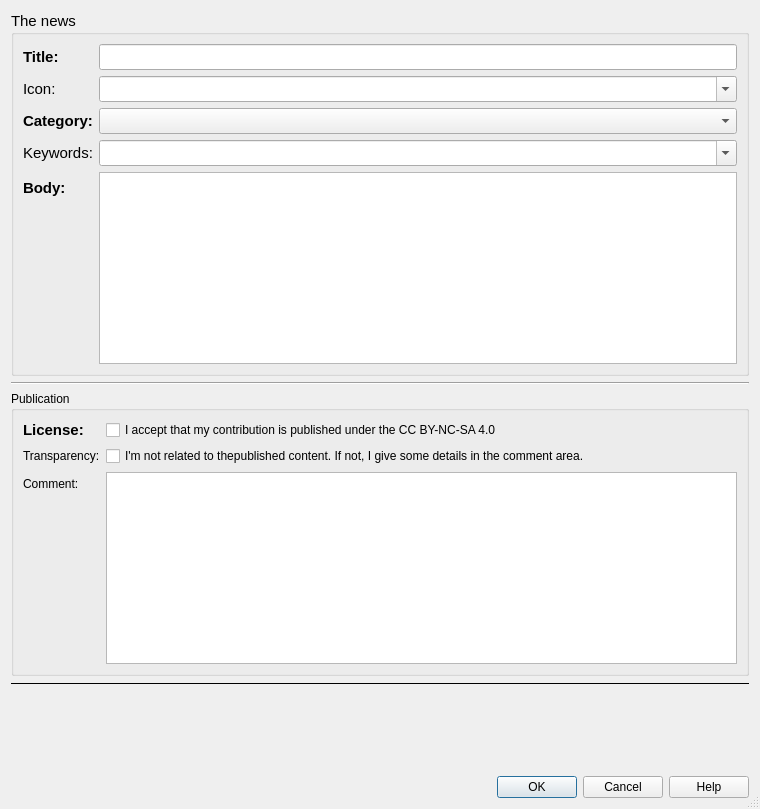
First picture: the form in qtribu/gui/form_rdp_news.ui, repository geotribu/qtribu, before the edit.
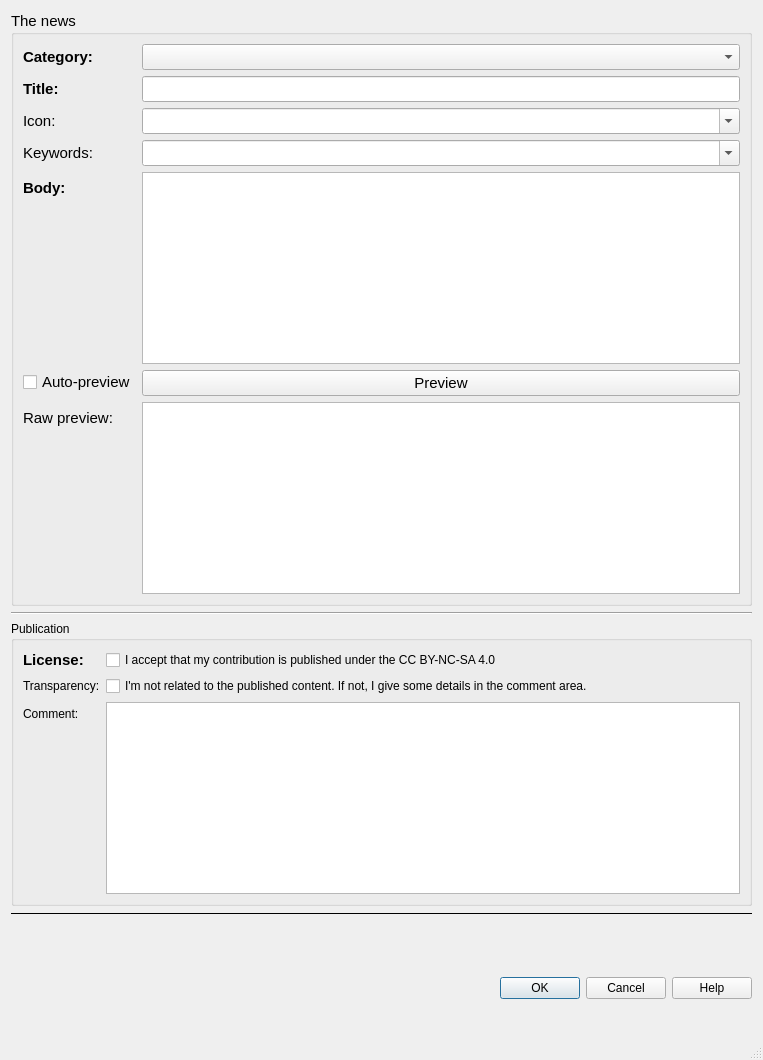
Second picture: the form after the edit. Custom widgets are drawn as their Qt base class.

Commit message: Add preview area

Diff of the .ui file:
```diff
--- a/qtribu/gui/form_rdp_news.ui
+++ b/qtribu/gui/form_rdp_news.ui
@@ -6,13 +6,16 @@
    <rect>
     <x>0</x>
     <y>0</y>
-    <width>760</width>
-    <height>809</height>
+    <width>763</width>
+    <height>1060</height>
    </rect>
   </property>
   <property name="windowTitle">
    <string>GeoRDP - News Form</string>
   </property>
+  <property name="windowOpacity">
+   <double>0.900000000000000</double>
+  </property>
   <property name="locale">
    <locale language="English" country="UnitedStates"/>
   </property>
@@ -37,7 +40,7 @@
       <bool>false</bool>
      </property>
      <layout class="QFormLayout" name="formLayout_3">
-      <item row="0" column="0">
+      <item row="1" column="0">
        <widget class="QLabel" name="lbl_title">
         <property name="font">
          <font>
@@ -54,55 +57,38 @@
         </property>
        </widget>
       </item>
-      <item row="0" column="1">
+      <item row="1" column="1">
        <widget class="QLineEdit" name="lne_title"/>
       </item>
-      <item row="2" column="0">
+      <item row="3" column="0">
        <widget class="QLabel" name="lbl_icon">
         <property name="text">
          <string>Icon:</string>
         </property>
        </widget>
       </item>
-      <item row="2" column="1">
-       <widget class="QComboBox" name="cbb_icon">
-        <property name="editable">
-         <bool>true</bool>
-        </property>
-       </widget>
-      </item>
-      <item row="3" column="0">
-       <widget class="QLabel" name="lbl_category">
-        <property name="font">
-         <font>
-          <pointsize>11</pointsize>
-          <weight>75</weight>
-          <bold>true</bold>
-         </font>
-        </property>
-        <property name="text">
-         <string>Category:</string>
-        </property>
-       </widget>
-      </item>
       <item row="3" column="1">
-       <widget class="QComboBox" name="cbb_category"/>
+       <widget class="QComboBox" name="cbb_icon">
+        <property name="editable">
+         <bool>true</bool>
+        </property>
+       </widget>
       </item>
-      <item row="5" column="0">
+      <item row="6" column="0">
        <widget class="QLabel" name="lbl_keywords">
         <property name="text">
          <string>Keywords:</string>
         </property>
        </widget>
       </item>
-      <item row="5" column="1">
+      <item row="6" column="1">
        <widget class="QComboBox" name="cbb_tags">
         <property name="editable">
          <bool>true</bool>
         </property>
        </widget>
       </item>
-      <item row="6" column="0">
+      <item row="7" column="0">
        <widget class="QLabel" name="lbl_body">
         <property name="font">
          <font>
@@ -116,19 +102,110 @@
         </property>
        </widget>
       </item>
-      <item row="6" column="1">
-       <widget class="QPlainTextEdit" name="txt_body">
+      <item row="8" column="1">
+       <widget class="QPushButton" name="btn_preview">
+        <property name="text">
+         <string>Preview</string>
+        </property>
+        <property name="autoDefault">
+         <bool>true</bool>
+        </property>
+        <property name="flat">
+         <bool>false</bool>
+        </property>
+       </widget>
+      </item>
+      <item row="9" column="1">
+       <widget class="QTextEdit" name="txt_preview">
         <property name="cursor" stdset="0">
          <cursorShape>IBeamCursor</cursorShape>
         </property>
+        <property name="focusPolicy">
+         <enum>Qt::NoFocus</enum>
+        </property>
+        <property name="acceptDrops">
+         <bool>false</bool>
+        </property>
+        <property name="autoFillBackground">
+         <bool>true</bool>
+        </property>
         <property name="frameShape">
          <enum>QFrame::StyledPanel</enum>
         </property>
-        <property name="lineWrapMode">
-         <enum>QPlainTextEdit::NoWrap</enum>
+        <property name="frameShadow">
+         <enum>QFrame::Sunken</enum>
         </property>
+        <property name="midLineWidth">
+         <number>2</number>
+        </property>
+        <property name="undoRedoEnabled">
+         <bool>false</bool>
+        </property>
+        <property name="readOnly">
+         <bool>true</bool>
+        </property>
+        <property name="markdown">
+         <string notr="true"/>
+        </property>
+        <property name="html">
+         <string notr="true">&lt;!DOCTYPE HTML PUBLIC &quot;-//W3C//DTD HTML 4.0//EN&quot; &quot;http://www.w3.org/TR/REC-html40/strict.dtd&quot;&gt;
+&lt;html&gt;&lt;head&gt;&lt;meta name=&quot;qrichtext&quot; content=&quot;1&quot; /&gt;&lt;style type=&quot;text/css&quot;&gt;
+p, li { white-space: pre-wrap; }
+&lt;/style&gt;&lt;/head&gt;&lt;body style=&quot; font-family:'Ubuntu'; font-size:11pt; font-weight:400; font-style:normal;&quot;&gt;
+&lt;p style=&quot;-qt-paragraph-type:empty; margin-top:0px; margin-bottom:0px; margin-left:0px; margin-right:0px; -qt-block-indent:0; text-indent:0px;&quot;&gt;&lt;br /&gt;&lt;/p&gt;&lt;/body&gt;&lt;/html&gt;</string>
+        </property>
        </widget>
       </item>
+      <item row="7" column="1">
+       <widget class="QTextEdit" name="txt_body">
+        <property name="cursor" stdset="0">
+         <cursorShape>IBeamCursor</cursorShape>
+        </property>
+        <property name="frameShape">
+         <enum>QFrame::StyledPanel</enum>
+        </property>
+       </widget>
+      </item>
+      <item row="8" column="0">
+       <widget class="QCheckBox" name="chb_auto_preview">
+        <property name="mouseTracking">
+         <bool>false</bool>
+        </property>
+        <property name="toolTip">
+         <string>Enable auto generation of preview every time the input text changes.</string>
+        </property>
+        <property name="text">
+         <string>Auto-preview</string>
+        </property>
+       </widget>
+      </item>
+      <item row="9" column="0">
+       <widget class="QLabel" name="lbl_preview">
+        <property name="toolTip">
+         <string>Minimal preview. Be careful, this render is not contractual with the final render on Geotribu website.</string>
+        </property>
+        <property name="text">
+         <string>Raw preview:</string>
+        </property>
+       </widget>
+      </item>
+      <item row="0" column="0">
+       <widget class="QLabel" name="lbl_category">
+        <property name="font">
+         <font>
+          <pointsize>11</pointsize>
+          <weight>75</weight>
+          <bold>true</bold>
+         </font>
+        </property>
+        <property name="text">
+         <string>Category:</string>
+        </property>
+       </widget>
+      </item>
+      <item row="0" column="1">
+       <widget class="QComboBox" name="cbb_category"/>
+      </item>
      </layout>
     </widget>
    </item>
@@ -199,7 +276,7 @@
       <item row="1" column="1">
        <widget class="QCheckBox" name="checkBox">
         <property name="text">
-         <string>I'm not related to thepublished content. If not, I give some details in the comment area.</string>
+         <string>I'm not related to the published content. If not, I give some details in the comment area.</string>
         </property>
        </widget>
       </item>
@@ -248,6 +325,19 @@
    <item row="8" column="1">
     <widget class="AuthoringWidget" name="wdg_author" native="true"/>
    </item>
+   <item row="11" column="1">
+    <spacer name="verticalSpacer_2">
+     <property name="orientation">
+      <enum>Qt::Vertical</enum>
+     </property>
+     <property name="sizeHint" stdset="0">
+      <size>
+       <width>20</width>
+       <height>40</height>
+      </size>
+     </property>
+    </spacer>
+   </item>
   </layout>
  </widget>
  <customwidgets>
```
